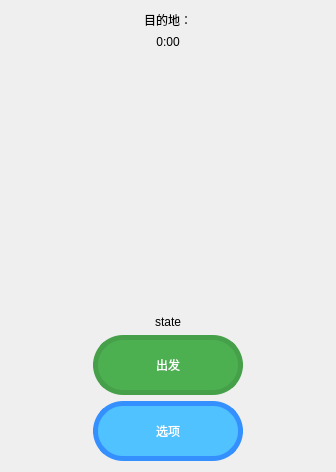
Above: ui_class/go_window.ui from reflux18d/MaiGO before the change. Below: the same form after it.
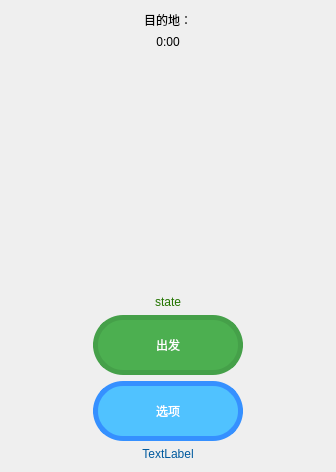
That is the form after the change. Icons and pictures are not drawn.

What changed in the file:
```diff
--- a/ui_class/go_window.ui
+++ b/ui_class/go_window.ui
@@ -82,7 +82,8 @@
    <item>
     <widget class="QLabel" name="state_label">
      <property name="styleSheet">
-      <string notr="true">font: 18pt &quot;黑体&quot;;</string>
+      <string notr="true">font: 10pt &quot;黑体&quot;;
+color: rgb(35, 116, 0);</string>
      </property>
      <property name="text">
       <string>state</string>
@@ -171,6 +172,20 @@
      </item>
     </layout>
    </item>
+   <item>
+    <widget class="QLabel" name="tips_label">
+     <property name="styleSheet">
+      <string notr="true">font: 10pt &quot;黑体&quot;;
+color: rgb(0, 90, 158);</string>
+     </property>
+     <property name="text">
+      <string>TextLabel</string>
+     </property>
+     <property name="alignment">
+      <set>Qt::AlignCenter</set>
+     </property>
+    </widget>
+   </item>
   </layout>
  </widget>
  <resources>
```
Left out of the diff: 4 changed lines with no effect on the pictures.
